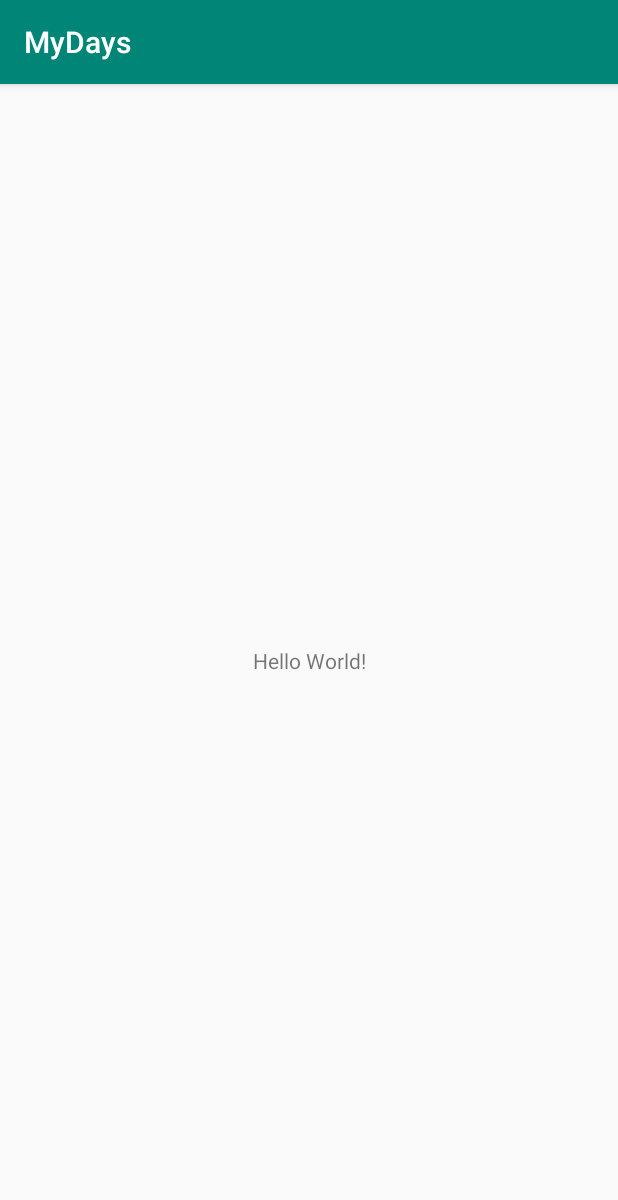
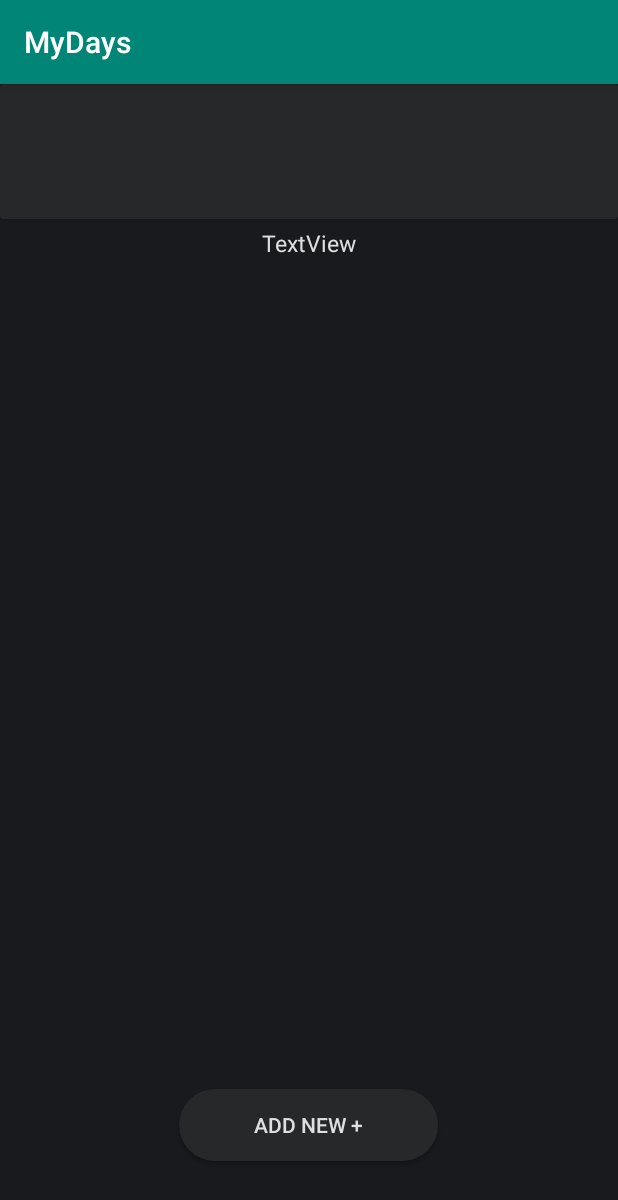
Before and after one commit to msarpong/MyDays, an Android app: the MainScreen screen opened directly, with no data from a screen before it, on a phone screen of 412 x 824 dp. Shown: the top 1200 px of the screen. Run offline under Robolectric (Android 15) with nearby library versions, the phone set to English and light mode, and no system bars.

Commit message:
Add layout on mainscreen

```diff
--- a/app/build.gradle
+++ b/app/build.gradle
@@ -32,4 +32,6 @@ dependencies {
     testImplementation 'junit:junit:4.12'
     androidTestImplementation 'androidx.test.ext:junit:1.1.0'
     androidTestImplementation 'androidx.test.espresso:espresso-core:3.1.1'
+//    implementation "com.android.support:cardview-v7:29.0.0"
+    implementation 'androidx.cardview:cardview:1.0.0'
 }
--- /dev/null
+++ b/app/src/main/res/drawable/navbar.xml
@@ -0,0 +1,8 @@
+<?xml version="1.0" encoding="utf-8"?>
+<selector xmlns:android="http://schemas.android.com/apk/res/android">
+    <item>
+    <shape android:shape="rectangle">
+        <solid android:color="@color/colorBackgroundItem"></solid>
+    </shape>
+    </item>
+</selector>
--- /dev/null
+++ b/app/src/main/res/drawable/round_shape.xml
@@ -0,0 +1,6 @@
+<?xml version="1.0" encoding="utf-8"?>
+<shape xmlns:android="http://schemas.android.com/apk/res/android"
+    android:shape="rectangle">
+    <solid android:color="@color/colorBackgroundItem"></solid>
+    <corners android:radius="30dp"></corners>
+</shape>
--- a/app/src/main/res/layout/main_screen.xml
+++ b/app/src/main/res/layout/main_screen.xml
@@ -4,15 +4,47 @@
     xmlns:tools="http://schemas.android.com/tools"
     android:layout_width="match_parent"
     android:layout_height="match_parent"
+    android:background="@color/colorBackground"
     tools:context=".ui.main.MainScreen">
 
+
+    <androidx.cardview.widget.CardView
+        android:id="@+id/card_header"
+        android:layout_width="match_parent"
+        android:layout_height="90dp"
+        app:cardBackgroundColor="@color/colorBackgroundItem"
+        app:layout_constraintEnd_toEndOf="parent"
+        app:layout_constraintStart_toStartOf="parent"
+        app:layout_constraintTop_toTopOf="parent">
+
+    </androidx.cardview.widget.CardView>
+
     <TextView
+        android:id="@+id/tv_title"
         android:layout_width="wrap_content"
         android:layout_height="wrap_content"
-        android:text="Hello World!"
+        android:layout_marginTop="5dp"
+        android:text="TextView"
+        android:textColor="@color/colorPrimaryText"
+        android:textSize="15sp"
+        app:layout_constraintEnd_toEndOf="parent"
+        app:layout_constraintStart_toStartOf="parent"
+        app:layout_constraintTop_toBottomOf="@+id/card_header" />
+
+    <Button
+        android:id="@+id/btn_add_new"
+        android:layout_width="wrap_content"
+        android:layout_height="wrap_content"
+        android:background="@drawable/round_shape"
+        android:paddingLeft="50dp"
+        android:paddingRight="50dp"
+        android:text="Add New +"
+        android:textColor="@color/colorPrimaryText"
         app:layout_constraintBottom_toBottomOf="parent"
-        app:layout_constraintLeft_toLeftOf="parent"
-        app:layout_constraintRight_toRightOf="parent"
-        app:layout_constraintTop_toTopOf="parent" />
+        app:layout_constraintEnd_toEndOf="parent"
+        app:layout_constraintHorizontal_bias="0.498"
+        app:layout_constraintStart_toStartOf="parent"
+        app:layout_constraintTop_toTopOf="parent"
+        app:layout_constraintVertical_bias="0.931" />
 
 </androidx.constraintlayout.widget.ConstraintLayout>
--- a/app/src/main/res/layout/splash_screen.xml
+++ b/app/src/main/res/layout/splash_screen.xml
@@ -4,6 +4,7 @@
     xmlns:tools="http://schemas.android.com/tools"
     android:layout_width="match_parent"
     android:layout_height="match_parent"
+    android:background="@color/colorBackground"
     tools:context=".ui.splash.SplashScreen">
 
 </androidx.constraintlayout.widget.ConstraintLayout>
--- a/app/src/main/res/values/colors.xml
+++ b/app/src/main/res/values/colors.xml
@@ -3,4 +3,8 @@
     <color name="colorPrimary">#008577</color>
     <color name="colorPrimaryDark">#00574B</color>
     <color name="colorAccent">#D81B60</color>
+
+    <color name="colorBackground">#191A1D</color>
+    <color name="colorBackgroundItem">#27282A</color>
+    <color name="colorPrimaryText">#DFDFDF</color>
 </resources>
```
